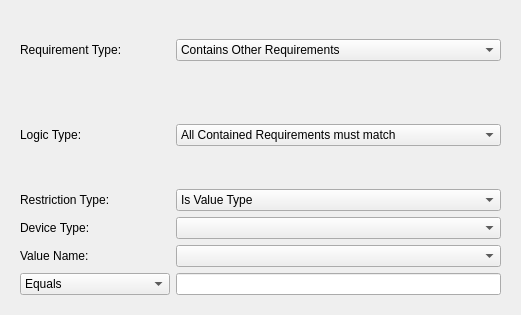
Above: solid/solid-actions-kcm/solid-action-edit-predicate.ui from RJVB/kdm5.prev before the change. Below: the same form after it.
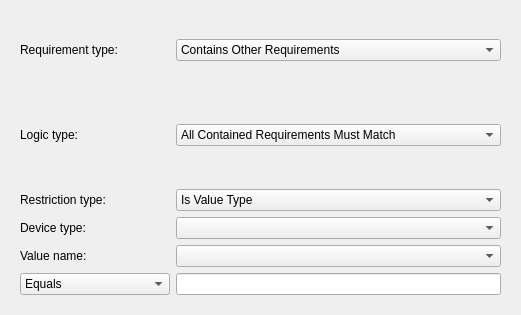
That is the form after the change. Custom widgets are drawn as their Qt base class.

```diff
--- a/solid/solid-actions-kcm/solid-action-edit-predicate.ui
+++ b/solid/solid-actions-kcm/solid-action-edit-predicate.ui
@@ -54,7 +54,7 @@
          </size>
         </property>
         <property name="text" >
-         <string>Requirement Type:</string>
+         <string>Requirement type:</string>
         </property>
        </widget>
       </item>
@@ -91,7 +91,7 @@
          </size>
         </property>
         <property name="text" >
-         <string>Logic Type:</string>
+         <string>Logic type:</string>
         </property>
        </widget>
       </item>
@@ -99,7 +99,7 @@
        <widget class="KComboBox" name="CbContainerLogic" >
         <item>
          <property name="text" >
-          <string>All Contained Requirements must match</string>
+          <string>All Contained Requirements Must Match</string>
          </property>
         </item>
         <item>
@@ -144,7 +144,7 @@
            </size>
           </property>
           <property name="text" >
-           <string>Restriction Type:</string>
+           <string>Restriction type:</string>
           </property>
          </widget>
         </item>
@@ -193,7 +193,7 @@
            </size>
           </property>
           <property name="text" >
-           <string>Device Type:</string>
+           <string>Device type:</string>
           </property>
          </widget>
         </item>
@@ -271,7 +271,7 @@
            </size>
           </property>
           <property name="text" >
-           <string>Value Name:</string>
+           <string>Value name:</string>
           </property>
          </widget>
         </item>
```
Left out of the diff: 2 changed lines with no effect on the pictures.
